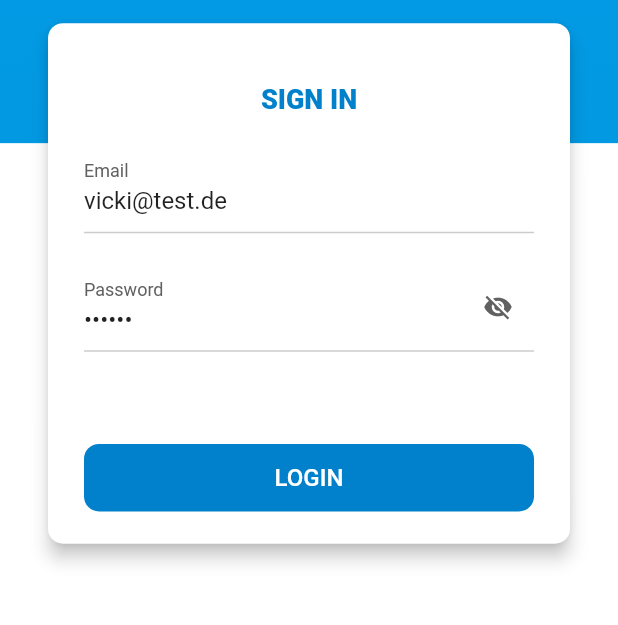
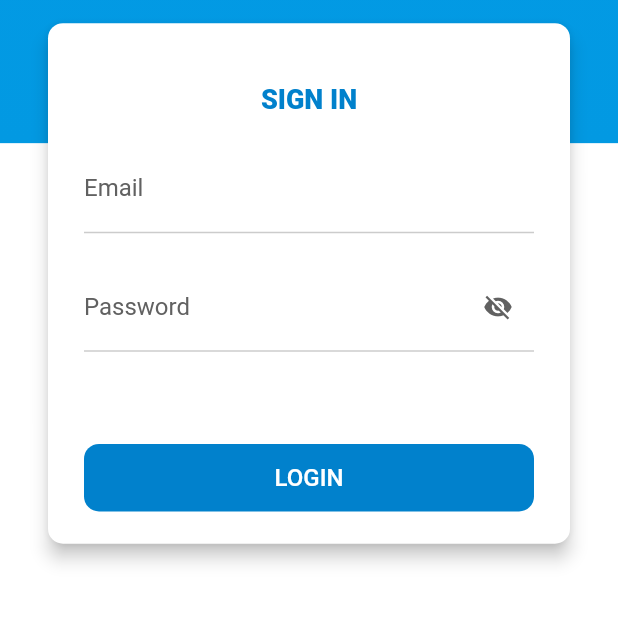
Before and after one commit to sourav-bh/bcm-mapp-social, a Flutter app: the screen it shows after launch, on a phone screen of 412 x 824 dp, the part 210-835 px from its top. Run offline on Flutter 3.47's test engine with Material 2 defaults, Android fonts, the phone set to English and light mode, and no system bars; our stand-ins replace cached_network_image, fluttertoast, shared_preferences, shimmer; missing offline and left inert: flutter_rounded_date_picker.

Commit message:
Update login_page.dart
Remove test login details

```diff
--- a/lib/view/login_page.dart
+++ b/lib/view/login_page.dart
@@ -35,8 +35,8 @@ class _LoginPageState extends State<LoginPage> {
   void initState() {
     super.initState();
 
-    _emailText.text = 'vicki@test.de';
-    _passwordText.text = 'bcm123';
+    //_emailText.text = 'vicki@test.de';
+    //_passwordText.text = 'bcm123';
   }
 
   @override
```
